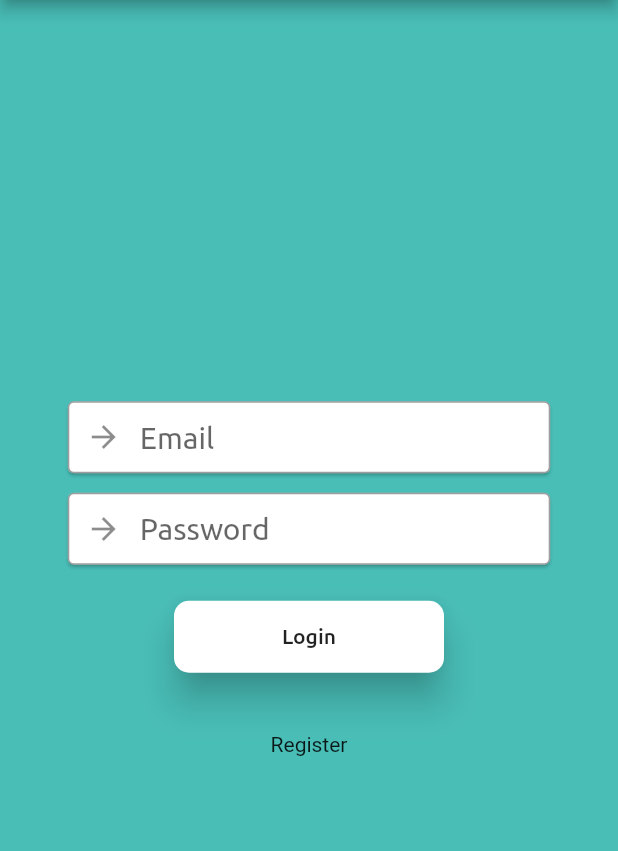
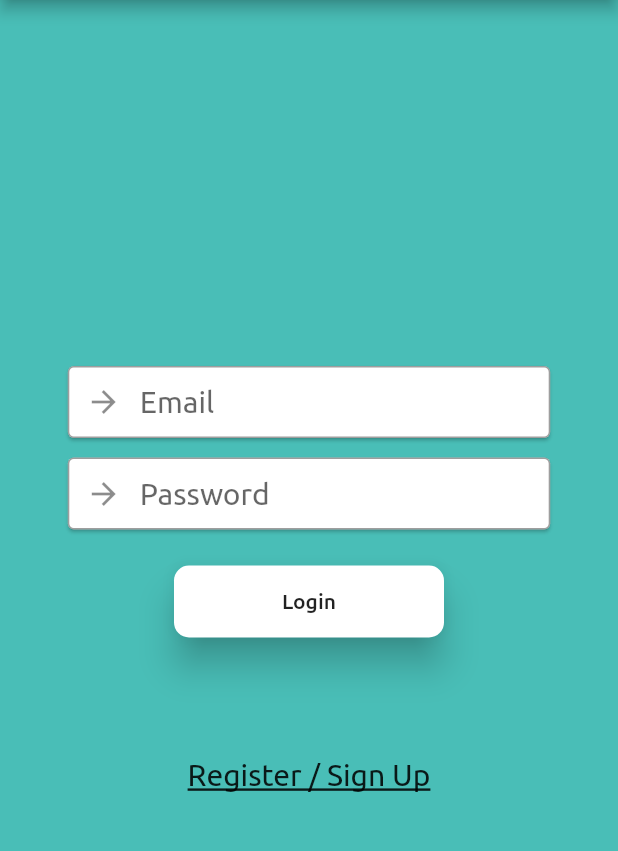
Before and after one commit to cptn3m0grv/remocker, a Flutter app: the screen it shows after launch, on a phone screen of 412 x 824 dp, the part 84-935 px from its top. Run offline on Flutter 3.47's test engine with Material 2 defaults, Android fonts, the light colour scheme and no system bars; our stand-ins replace dotted_line, modal_progress_hud, splashscreen; project files that could hold a hidden picture were left out.

Commit message:
login/register screen added

```diff
--- a/lib/main.dart
+++ b/lib/main.dart
@@ -1,5 +1,6 @@
 import 'dart:typed_data';
 import 'package:flutter/material.dart';
+import 'userInterface/register.dart';
 import 'userInterface/homePage.dart';
 import 'userInterface/basicCommands.dart';
 import 'userInterface/dockerPage.dart';
@@ -18,6 +19,7 @@ class MyApp extends StatelessWidget{
         '/basicCommands' : (context) => BasicCommands(),
         '/dockerHome' : (context) => DockerHome(),
         '/splashScreen' : (context) => MySplash(),
+        '/registerPage' : (context) => RegisterPage(),
       },
       debugShowCheckedModeBanner: false,
     );
--- a/lib/userInterface/homePage.dart
+++ b/lib/userInterface/homePage.dart
@@ -99,6 +99,38 @@ class HomePage extends StatelessWidget{
                 ],
               ),
             ),
+            SizedBox(
+              height: 70,
+            ),
+            InkWell(
+              child: Text(
+                "Login",
+                style: TextStyle(
+                  decoration: TextDecoration.underline,
+                  fontFamily: 'Ubuntu',
+                  fontSize: 20,
+                ),
+              ),
+              onTap: () {
+                Navigator.pushNamed(context, '/');
+              },
+            ),
+            SizedBox(
+              height: 25,
+            ),
+            InkWell(
+              child: Text(
+                "Register / Sign Up",
+                style: TextStyle(
+                  decoration: TextDecoration.underline,
+                  fontFamily: 'Ubuntu',
+                  fontSize: 20,
+                ),
+              ),
+              onTap: () {
+                Navigator.pushNamed(context, '/registerPage');
+              },
+            ),
           ],
         ),
       ),
--- a/lib/userInterface/homePageContent.dart
+++ b/lib/userInterface/homePageContent.dart
@@ -1,4 +1,5 @@
 import 'package:flutter/material.dart';
+// import 'package:url_launcher/url_launcher.dart';
 
 class HomePageContent extends StatefulWidget{
   @override
@@ -7,6 +8,7 @@ class HomePageContent extends StatefulWidget{
 
 class _HomePageContent extends State<HomePageContent>{
   var userLogin;
+  var userPassword;
   @override
   Widget build(BuildContext context){
     return Center(
@@ -52,7 +54,7 @@ class _HomePageContent extends State<HomePageContent>{
                 obscuringCharacter: "*",
                 obscureText: true,
                 onChanged: (value) {
-                  userLogin = value;
+                  userPassword = value;
                 },
                 style: TextStyle(
                   fontSize: 20,
@@ -97,9 +99,21 @@ class _HomePageContent extends State<HomePageContent>{
             )
           ),
           SizedBox(
-            height: 40,
+            height: 80,
           ),
-          Text("Register")
+          InkWell(
+            child: Text(
+              "Register / Sign Up",
+              style: TextStyle(
+                decoration: TextDecoration.underline,
+                fontFamily: 'Ubuntu',
+                fontSize: 20,
+              ),
+            ),
+            onTap: () {
+              Navigator.pushNamed(context, '/registerPage');
+            },
+          ),
         ],
       ),
     );
--- a/pubspec.yaml
+++ b/pubspec.yaml
@@ -31,6 +31,8 @@ dependencies:
   http: ^0.12.2
   dotted_line: ^2.0.1
   splashscreen: ^1.2.0
+  url_launcher: ^5.5.3
+  modal_progress_hud: ^0.1.3
 
 dev_dependencies:
   flutter_test:
```
Also changed, not shown: lib/userInterface/register.dart (added, +143 -0 lines), pubspec.lock.
